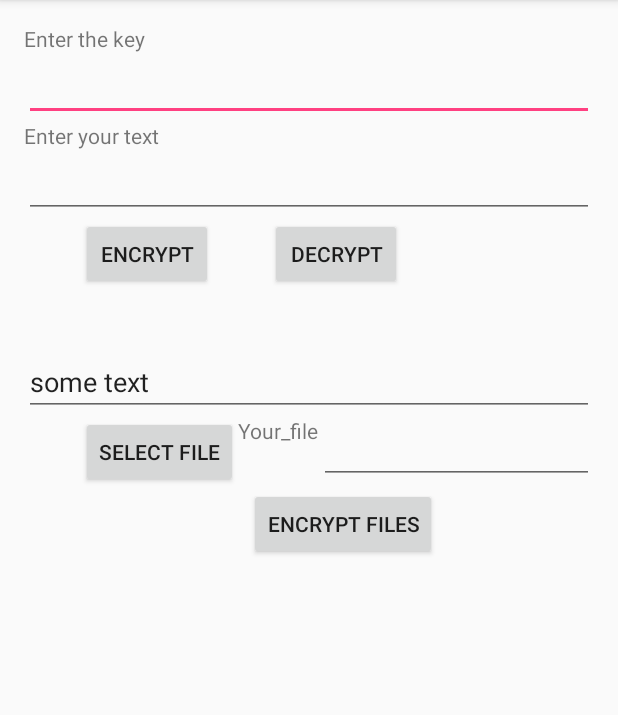
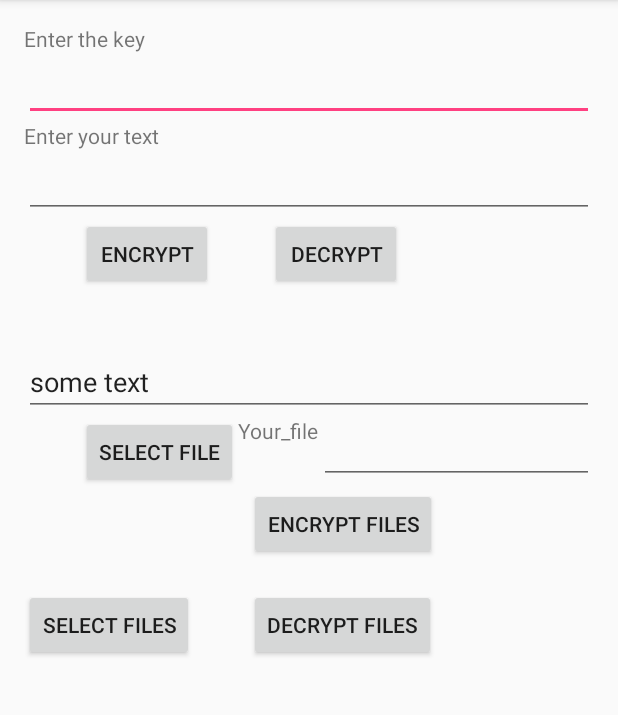
Before and after one commit to Dmitry7393/CyberSafeEncryption, an Android app: the screen it shows after launch (MainActivity), on a phone screen of 412 x 824 dp, the part 84-799 px from its top. Run offline under Robolectric (Android 15) with nearby library versions, the phone set to English and light mode, and no system bars.

Commit message:
Added decryption

```diff
--- a/app/src/main/java/encryption/com/cybersafeencryption/MainActivity.java
+++ b/app/src/main/java/encryption/com/cybersafeencryption/MainActivity.java
@@ -32,6 +32,7 @@ public class MainActivity extends AppCompatActivity implements View.OnClickListe
     private TextView mTextViewDecrypted;
     private Uri mUriSourceFile;
     private Uri mUriSingleFile;
+    private Boolean saveEncryptedFile;
     @Override
     protected void onCreate(Bundle savedInstanceState) {
         super.onCreate(savedInstanceState);
@@ -43,6 +44,8 @@ public class MainActivity extends AppCompatActivity implements View.OnClickListe
         Button   btnDecryptText = (Button) findViewById(R.id.btnDecryptText);
         Button  btnSelectFile = (Button) findViewById(R.id.btnChooseFile);
         Button  btnChooseDirectory = (Button) findViewById(R.id.btnChooseDirectory);
+        Button  btnSelectdecryptedFile = (Button) findViewById(R.id.btnSelectDecryptedFile);
+        Button  btnDecryptile = (Button) findViewById(R.id.btnDecryptFile);
 
         mTextViewEncrypted = (TextView) findViewById(R.id.textViewEncrypted);
         mTextViewDecrypted  = (TextView) findViewById(R.id.textViewDecrypted);
@@ -52,6 +55,8 @@ public class MainActivity extends AppCompatActivity implements View.OnClickListe
             btnDecryptText.setOnClickListener(this);
             btnSelectFile.setOnClickListener(this);
             btnChooseDirectory.setOnClickListener(this);
+            btnSelectdecryptedFile.setOnClickListener(this);
+            btnDecryptile.setOnClickListener(this);
         }
     }
 
@@ -78,7 +83,12 @@ public class MainActivity extends AppCompatActivity implements View.OnClickListe
                 Intent intent = new Intent(this, DirectoryPicker.class);
                 // optionally set options here
                 startActivityForResult(intent, DirectoryPicker.PICK_DIRECTORY);
-
+                saveEncryptedFile = true;
+                break;
+            case R.id.btnDecryptFile:
+                Intent intent2 = new Intent(this, DirectoryPicker.class);
+                startActivityForResult(intent2, DirectoryPicker.PICK_DIRECTORY);
+                saveEncryptedFile = false;
                 break;
         }
     }
@@ -138,8 +148,14 @@ public class MainActivity extends AppCompatActivity implements View.OnClickListe
                 } catch(FileNotFoundException e) {
                 }
                 try {
-                    Encrypt encrypt = new Encrypt(this, mEditTextKey.getText().toString());
-                    encrypt.EncryptSingleFile(getContentResolver().openInputStream(mUriSingleFile), stream);
+                    if(saveEncryptedFile) {
+                        Encrypt encrypt = new Encrypt(this, mEditTextKey.getText().toString());
+                        encrypt.EncryptSingleFile(getContentResolver().openInputStream(mUriSingleFile), stream);
+                    } else {
+                        Decrypt decrypt = new Decrypt(mEditTextKey.getText().toString());
+                        decrypt.DecryptSingleFile(getContentResolver().openInputStream(mUriSingleFile), stream);
+                    }
+
                 } catch(IOException e) {
                 }
         }
--- a/app/src/main/res/layout/activity_main.xml
+++ b/app/src/main/res/layout/activity_main.xml
@@ -106,4 +106,21 @@
         android:layout_height="wrap_content"
         android:id="@+id/textViewSourceFiles"
         android:textColor="#1703f2" />
+    <RelativeLayout
+        android:layout_width="match_parent"
+        android:layout_height="wrap_content">
+        <Button
+            android:layout_width="wrap_content"
+            android:layout_height="wrap_content"
+            android:text="Select files"
+            android:id="@+id/btnSelectDecryptedFile" />
+
+        <Button
+            android:layout_width="wrap_content"
+            android:layout_height="wrap_content"
+            android:layout_marginStart="150dp"
+            android:text="Decrypt files"
+            android:id="@+id/btnDecryptFile"
+            android:layout_marginLeft="38dp"/>
+    </RelativeLayout>
 </LinearLayout>
```
Also changed, not shown: app/src/main/java/encryption/com/AES/Decrypt.java (+42 -0 lines).
